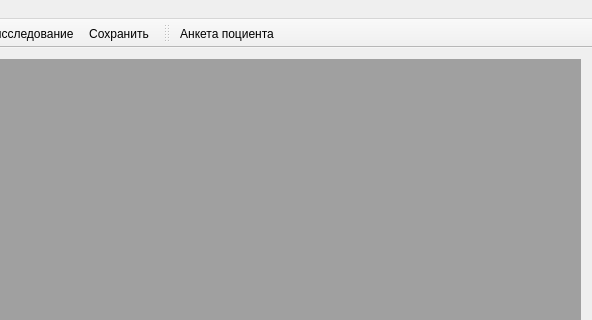
Above: tsview.ui from AmurSU/TSProject before the change; both pictures show x 208 to 800 and y 0 to 320 of the 800 by 600 pixel window. Below: the same form after it.
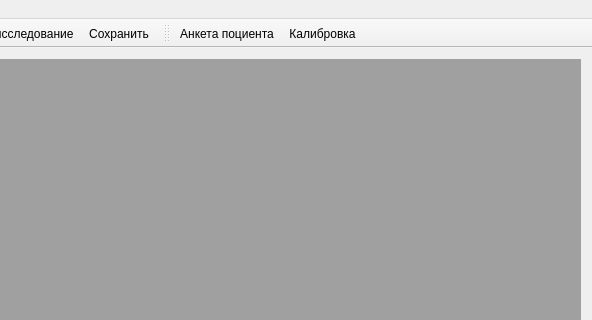
That is the form after the change. Icons and pictures are not drawn.

Patch:
```diff
--- a/tsview.ui
+++ b/tsview.ui
@@ -194,6 +194,7 @@
     <bool>false</bool>
    </attribute>
    <addaction name="actionPatient"/>
+   <addaction name="actionColibrate"/>
   </widget>
   <action name="actionNewResearch">
    <property name="icon">
@@ -263,6 +264,11 @@
     <string>Анкета поциента</string>
    </property>
   </action>
+  <action name="actionColibrate">
+   <property name="text">
+    <string>Калибровка</string>
+   </property>
+  </action>
  </widget>
  <layoutdefault spacing="6" margin="11"/>
  <resources>
```
